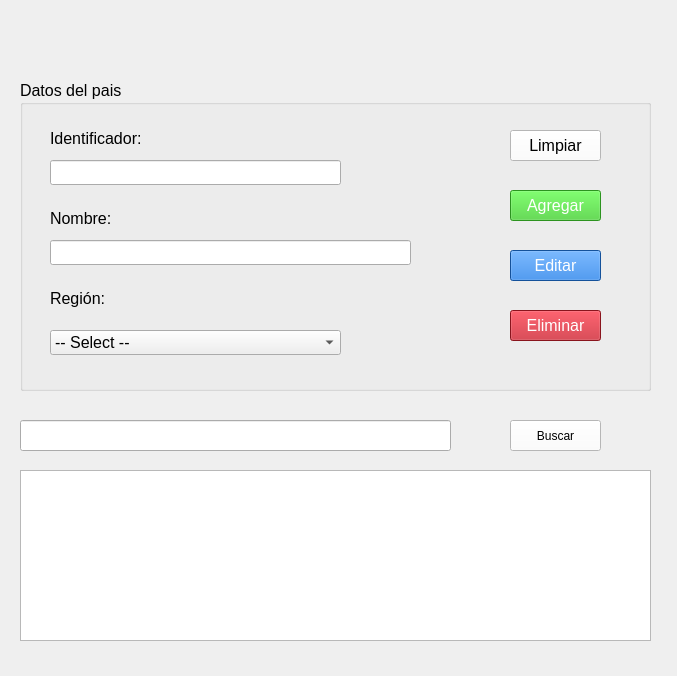
First picture: the form in vistas/FrmPais.ui, repository G-Mann00/HR_Seguridad, before the edit.
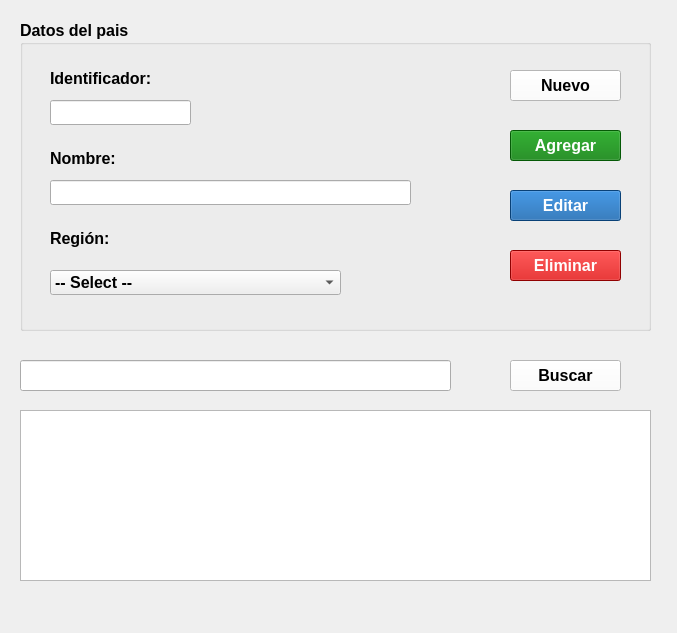
Second picture: the form after the edit. Icons and pictures are not drawn.

Commit message: se aplican correciones al frmPais

What changed in the file:
```diff
--- a/vistas/FrmPais.ui
+++ b/vistas/FrmPais.ui
@@ -7,7 +7,7 @@
     <x>0</x>
     <y>0</y>
     <width>677</width>
-    <height>676</height>
+    <height>633</height>
    </rect>
   </property>
   <property name="windowTitle">
@@ -17,7 +17,7 @@
    <property name="geometry">
     <rect>
      <x>20</x>
-     <y>80</y>
+     <y>20</y>
      <width>631</width>
      <height>311</height>
     </rect>
@@ -25,6 +25,8 @@
    <property name="font">
     <font>
      <pointsize>12</pointsize>
+     <weight>75</weight>
+     <bold>true</bold>
     </font>
    </property>
    <property name="title">
@@ -42,6 +44,8 @@
     <property name="font">
      <font>
       <pointsize>12</pointsize>
+      <weight>75</weight>
+      <bold>true</bold>
      </font>
     </property>
     <property name="text">
@@ -60,6 +64,8 @@
     <property name="font">
      <font>
       <pointsize>12</pointsize>
+      <weight>75</weight>
+      <bold>true</bold>
      </font>
     </property>
     <property name="text">
@@ -78,6 +84,8 @@
     <property name="font">
      <font>
       <pointsize>12</pointsize>
+      <weight>75</weight>
+      <bold>true</bold>
      </font>
     </property>
     <property name="text">
@@ -89,10 +97,17 @@
      <rect>
       <x>30</x>
       <y>80</y>
-      <width>291</width>
+      <width>141</width>
       <height>25</height>
      </rect>
     </property>
+    <property name="font">
+     <font>
+      <pointsize>12</pointsize>
+      <weight>50</weight>
+      <bold>false</bold>
+     </font>
+    </property>
     <property name="readOnly">
      <bool>true</bool>
     </property>
@@ -106,6 +121,13 @@
       <height>25</height>
      </rect>
     </property>
+    <property name="font">
+     <font>
+      <pointsize>12</pointsize>
+      <weight>50</weight>
+      <bold>false</bold>
+     </font>
+    </property>
    </widget>
    <widget class="QComboBox" name="cmb_region">
     <property name="geometry">
@@ -130,16 +152,34 @@
      <rect>
       <x>490</x>
       <y>50</y>
-      <width>91</width>
+      <width>111</width>
       <height>31</height>
      </rect>
     </property>
+    <property name="font">
+     <font>
+      <pointsize>12</pointsize>
+      <weight>75</weight>
+      <bold>true</bold>
+     </font>
+    </property>
     <property name="styleSheet">
      <string notr="true">color: Black;
-background-color:rgb(255, 255, 255)</string>
+background-color:white
+</string>
     </property>
     <property name="text">
-     <string>Limpiar</string>
+     <string>Nuevo</string>
+    </property>
+    <property name="icon">
+     <iconset resource="../recursos/iconosBotones.qrc">
+      <normaloff>:/iconosCrud/clean40.png</normaloff>:/iconosCrud/clean40.png</iconset>
+    </property>
+    <property name="iconSize">
+     <size>
+      <width>20</width>
+      <height>20</height>
+     </size>
     </property>
    </widget>
    <widget class="QPushButton" name="btn_agregar">
@@ -147,72 +187,135 @@
      <rect>
       <x>490</x>
       <y>110</y>
-      <width>91</width>
+      <width>111</width>
       <height>31</height>
      </rect>
     </property>
+    <property name="font">
+     <font>
+      <pointsize>12</pointsize>
+      <weight>75</weight>
+      <bold>true</bold>
+     </font>
+    </property>
     <property name="styleSheet">
      <string notr="true">color: White;
-background-color:rgb(62, 206, 43)</string>
+background-color:rgb(7,125,8)</string>
     </property>
     <property name="text">
      <string>Agregar</string>
     </property>
+    <property name="icon">
+     <iconset resource="../recursos/iconosBotones.qrc">
+      <normaloff>:/iconosCrud/add40.png</normaloff>:/iconosCrud/add40.png</iconset>
+    </property>
+    <property name="iconSize">
+     <size>
+      <width>20</width>
+      <height>20</height>
+     </size>
+    </property>
    </widget>
    <widget class="QPushButton" name="btn_editar">
     <property name="geometry">
      <rect>
       <x>490</x>
       <y>170</y>
-      <width>91</width>
+      <width>111</width>
       <height>31</height>
      </rect>
     </property>
+    <property name="font">
+     <font>
+      <pointsize>12</pointsize>
+      <weight>75</weight>
+      <bold>true</bold>
+     </font>
+    </property>
     <property name="styleSheet">
      <string notr="true">color: White;
-background-color: rgb(28, 113, 216)</string>
+background-color: rgb(12,91,166)</string>
     </property>
     <property name="text">
      <string>Editar</string>
     </property>
+    <property name="icon">
+     <iconset resource="../recursos/iconosBotones.qrc">
+      <normaloff>:/iconosCrud/edit40.png</normaloff>:/iconosCrud/edit40.png</iconset>
+    </property>
+    <property name="iconSize">
+     <size>
+      <width>20</width>
+      <height>20</height>
+     </size>
+    </property>
    </widget>
    <widget class="QPushButton" name="btn_eliminar">
     <property name="geometry">
      <rect>
       <x>490</x>
       <y>230</y>
-      <width>91</width>
+      <width>111</width>
       <height>31</height>
      </rect>
     </property>
+    <property name="font">
+     <font>
+      <pointsize>12</pointsize>
+      <weight>75</weight>
+      <bold>true</bold>
+     </font>
+    </property>
     <property name="styleSheet">
      <string notr="true">color: White;
-background-color: rgb(192, 28, 40)</string>
+background-color: rgb(201,0,0)</string>
     </property>
     <property name="text">
      <string>Eliminar</string>
     </property>
+    <property name="icon">
+     <iconset resource="../recursos/iconosBotones.qrc">
+      <normaloff>:/iconosCrud/delete40.png</normaloff>:/iconosCrud/delete40.png</iconset>
+    </property>
+    <property name="iconSize">
+     <size>
+      <width>20</width>
+      <height>20</height>
+     </size>
+    </property>
    </widget>
   </widget>
   <widget class="QLineEdit" name="le_buscar">
    <property name="geometry">
     <rect>
      <x>20</x>
-     <y>420</y>
+     <y>360</y>
      <width>431</width>
      <height>31</height>
     </rect>
    </property>
+   <property name="font">
+    <font>
+     <pointsize>12</pointsize>
+    </font>
+   </property>
   </widget>
   <widget class="QPushButton" name="btn_buscar">
    <property name="geometry">
     <rect>
      <x>510</x>
-     <y>420</y>
-     <width>91</width>
+     <y>360</y>
+     <width>111</width>
      <height>31</height>
     </rect>
    </property>
+   <property name="font">
+    <font>
+     <pointsize>12</pointsize>
+     <weight>75</weight>
+     <bold>true</bold>
+    </font>
+   </property>
    <property name="styleSheet">
     <string notr="true">color: Black;
 background-color: rgb(255, 255, 255)</string>
@@ -220,16 +323,31 @@
    <property name="text">
     <string>Buscar</string>
    </property>
+   <property name="icon">
+    <iconset resource="../recursos/iconosBotones.qrc">
+     <normaloff>:/iconosCrud/search40.png</normaloff>:/iconosCrud/search40.png</iconset>
+   </property>
+   <property name="iconSize">
+    <size>
+     <width>20</width>
+     <height>20</height>
+    </size>
+   </property>
   </widget>
   <widget class="QTableView" name="tbv_registroPais">
    <property name="geometry">
     <rect>
      <x>20</x>
-     <y>470</y>
+     <y>410</y>
      <width>631</width>
      <height>171</height>
     </rect>
    </property>
+   <property name="font">
+    <font>
+     <pointsize>12</pointsize>
+    </font>
+   </property>
   </widget>
  </widget>
  <resources/>
```
Left out of the diff: 16 changed lines with no effect on the pictures.
